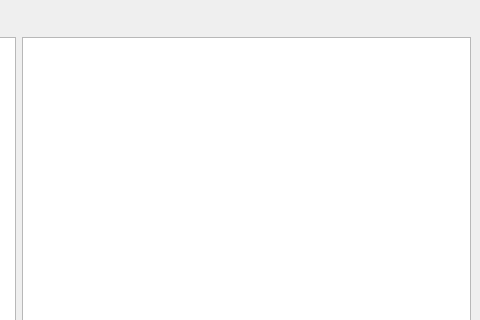
Above: catalog/catalog/catalog.ui from JakubKomar/ICP-2021 before the change; both pictures show x 442 to 922 and y 0 to 320 of the 922 by 513 pixel window. Below: the same form after it.
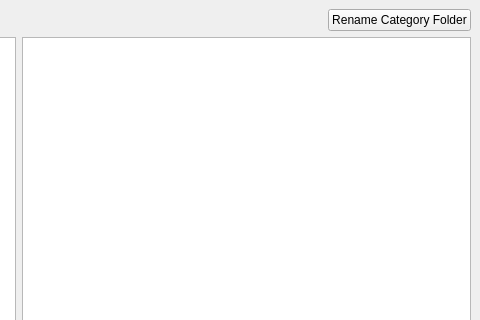
That is the form after the change.

Patch:
```diff
--- a/catalog/catalog/catalog.ui
+++ b/catalog/catalog/catalog.ui
@@ -26,6 +26,8 @@
      <verstretch>0</verstretch>
     </sizepolicy>
    </property>
+   <layout class="QVBoxLayout" name="verticalLayout_2">
+    <item>
    <layout class="QVBoxLayout" name="verticalLayout">
     <item>
      <layout class="QHBoxLayout" name="horizontalLayout">
@@ -56,6 +58,13 @@
         </property>
        </spacer>
       </item>
+        <item>
+         <widget class="QPushButton" name="RenameCategoryButton">
+          <property name="text">
+           <string>Rename Category Folder</string>
+          </property>
+         </widget>
+        </item>
      </layout>
     </item>
     <item>
@@ -65,6 +74,8 @@
       </item>
       <item>
        <widget class="QListView" name="listView"/>
+        </item>
+       </layout>
       </item>
      </layout>
     </item>
```
Lines whose indentation alone changed are shown as unchanged.
